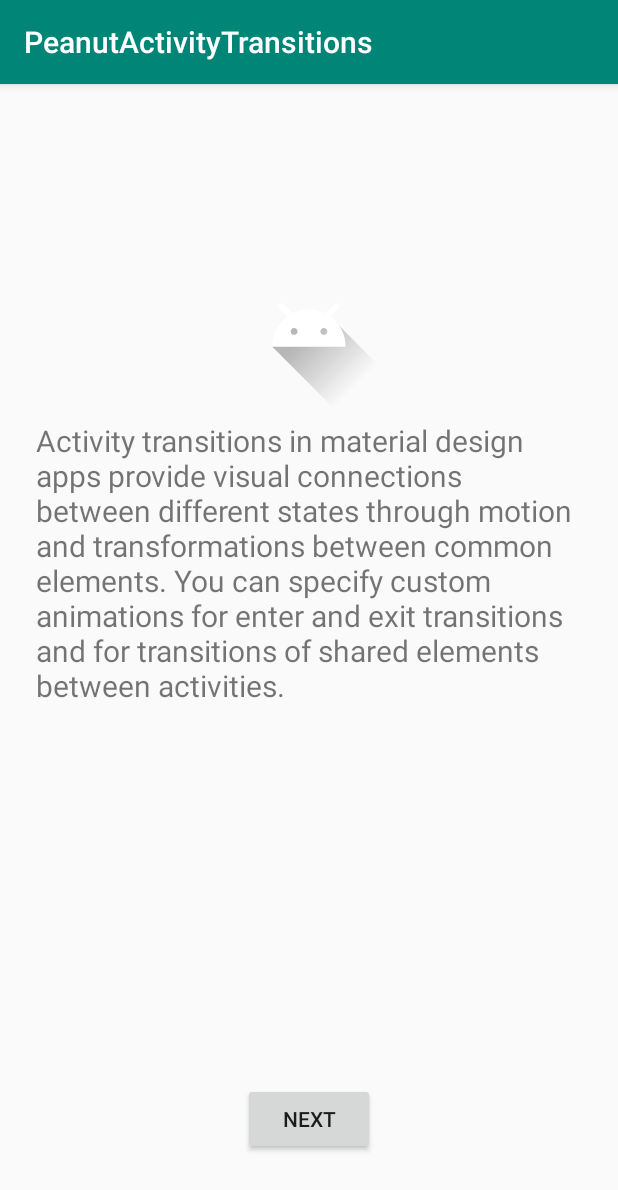
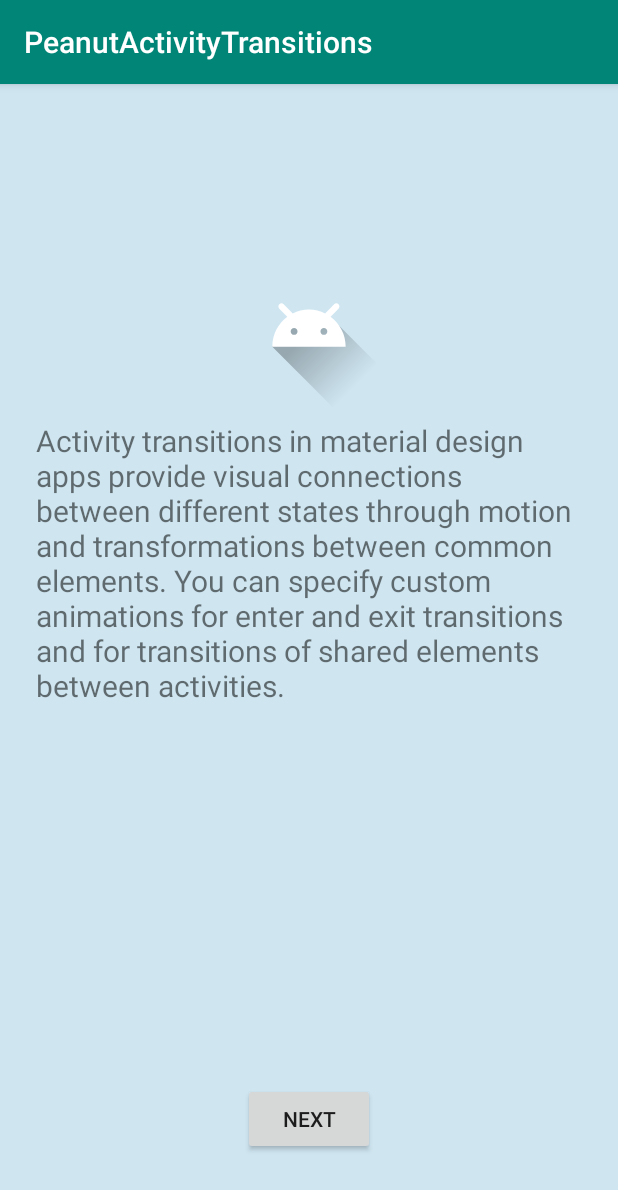
Before and after one commit to DigitalOnion/PeanutActivityTransitions, an Android app: the screen it shows after launch (MainActivity), on a phone screen of 412 x 824 dp. Shown: the top 1190 px of the screen. Run offline under Robolectric (Android 15) with nearby library versions, the phone set to English and light mode, and no system bars.

Commit message:
add background color for better visibility of the transition

```diff
--- a/app/src/main/res/layout/activity_main.xml
+++ b/app/src/main/res/layout/activity_main.xml
@@ -4,7 +4,8 @@
     xmlns:tools="http://schemas.android.com/tools"
     android:layout_width="match_parent"
     android:layout_height="match_parent"
-    android:layout_margin="24dp"
+    android:padding="24dp"
+    android:background="#CFE6F1"
     tools:context=".MainActivity">
 
     <ImageView
```
